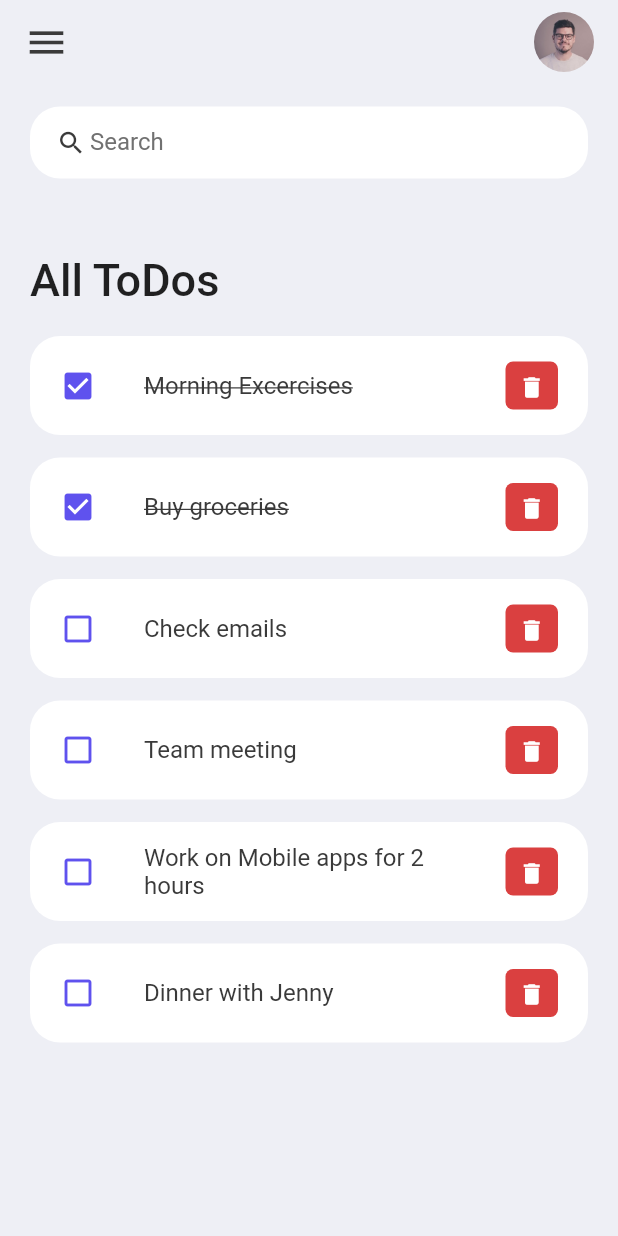
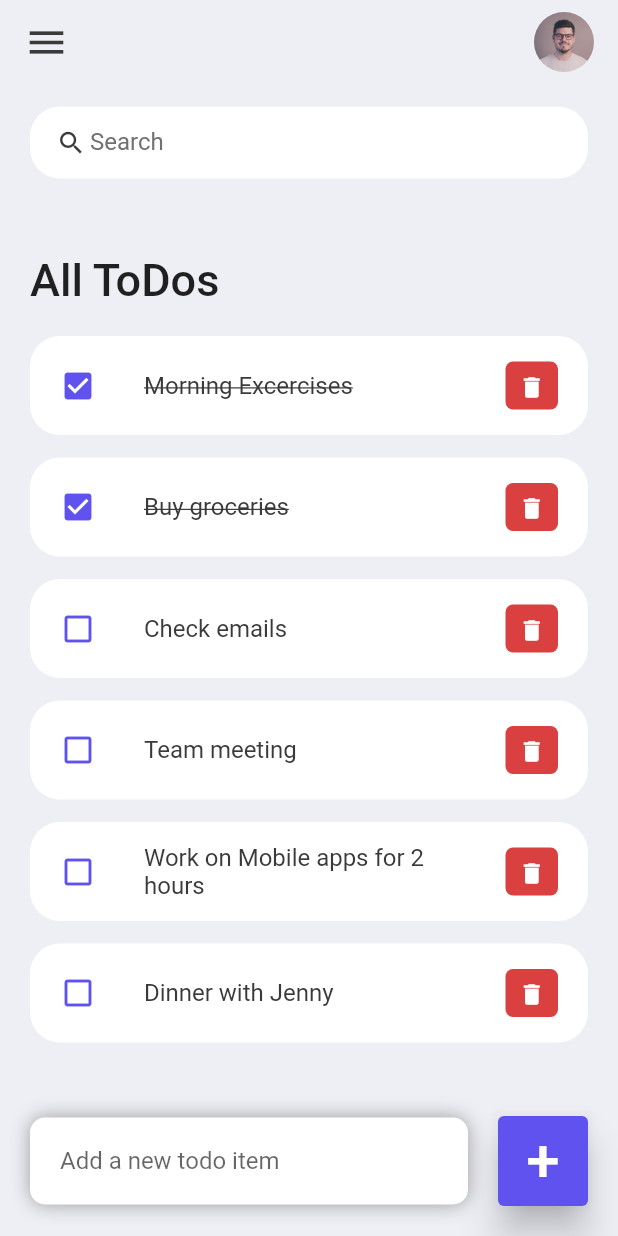
Before and after one commit to BerPGR/flutter-todo, a Flutter app: the screen it shows after launch, on a phone screen of 412 x 824 dp. Run offline on Flutter 3.47's test engine with Material 2 defaults, Android fonts, the phone set to English and light mode, and no system bars.

Commit message:
Created add todo item using stack

```diff
--- a/lib/screens/home.dart
+++ b/lib/screens/home.dart
@@ -15,7 +15,9 @@ class Home extends StatelessWidget {
     return Scaffold(
       backgroundColor: tdBGColor,
       appBar: _buildAppBar(),
-      body: Container(
+      body: Stack(
+        children: [
+          Container(
             padding: EdgeInsets.symmetric(horizontal: 20, vertical: 15),
             child: Column(
               children: [
@@ -27,8 +29,8 @@ class Home extends StatelessWidget {
                         margin: EdgeInsets.only(top: 50, bottom: 20),
                         child: Text(
                           'All ToDos',
-                      style:
-                          TextStyle(fontSize: 30, fontWeight: FontWeight.w500),
+                          style: TextStyle(
+                              fontSize: 30, fontWeight: FontWeight.w500),
                         ),
                       ),
                       for (Todo todos in todosList)
@@ -40,6 +42,51 @@ class Home extends StatelessWidget {
                 ),
               ],
             ),
+          ),
+          Align(
+            alignment: Alignment.bottomCenter,
+            child: Row(
+              children: [
+                Expanded(
+                  child: Container(
+                    margin: EdgeInsets.only(bottom: 20, right: 20, left: 20),
+                    padding: EdgeInsets.symmetric(horizontal: 20, vertical: 5),
+                    decoration: BoxDecoration(
+                      color: Colors.white,
+                      boxShadow: [
+                        BoxShadow(
+                            color: Colors.grey,
+                            offset: Offset(0.0, 0.0),
+                            blurRadius: 10,
+                            spreadRadius: 0),
+                      ],
+                      borderRadius: BorderRadius.circular(10),
+                    ),
+                    child: TextField(
+                      decoration: InputDecoration(
+                          hintText: 'Add a new todo item',
+                          border: InputBorder.none),
+                    ),
+                  ),
+                ),
+                Container(
+                  margin: EdgeInsets.only(bottom: 20, right: 20),
+                  child: ElevatedButton(
+                    onPressed: () {},
+                    child: Text(
+                      '+',
+                      style: TextStyle(fontSize: 40),
+                    ),
+                    style: ElevatedButton.styleFrom(
+                        primary: tdBlue,
+                        minimumSize: Size(60, 60),
+                        elevation: 10),
+                  ),
+                ),
+              ],
+            ),
+          )
+        ],
       ),
     );
   }
```
Lines whose indentation alone changed are shown as unchanged.
